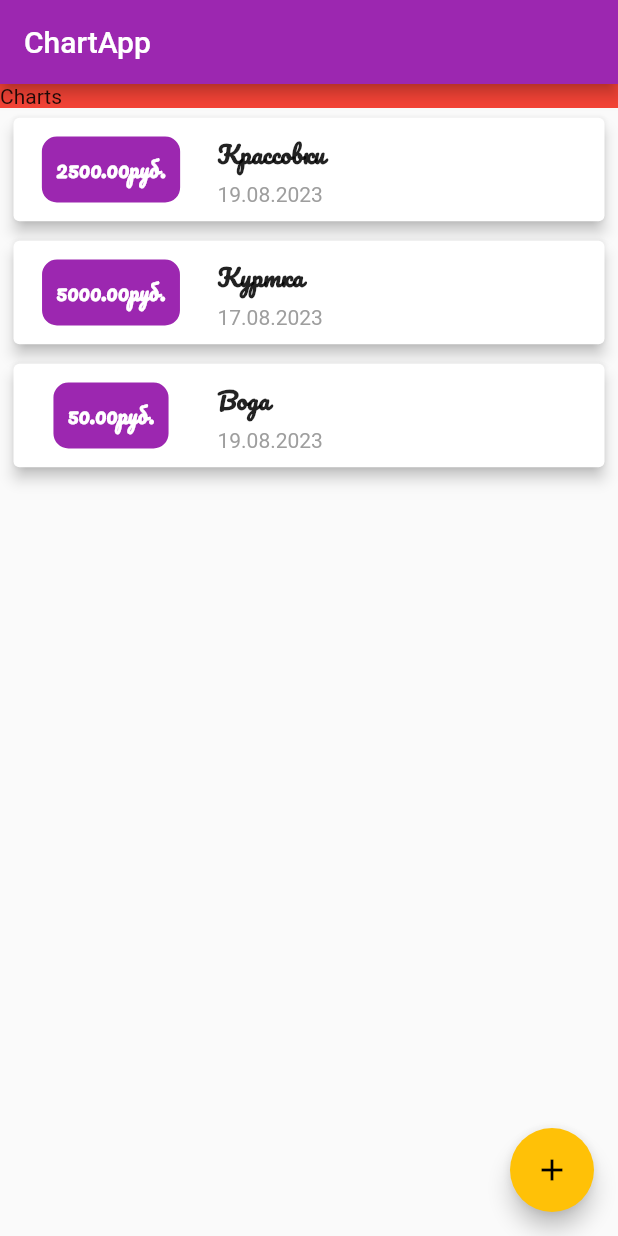
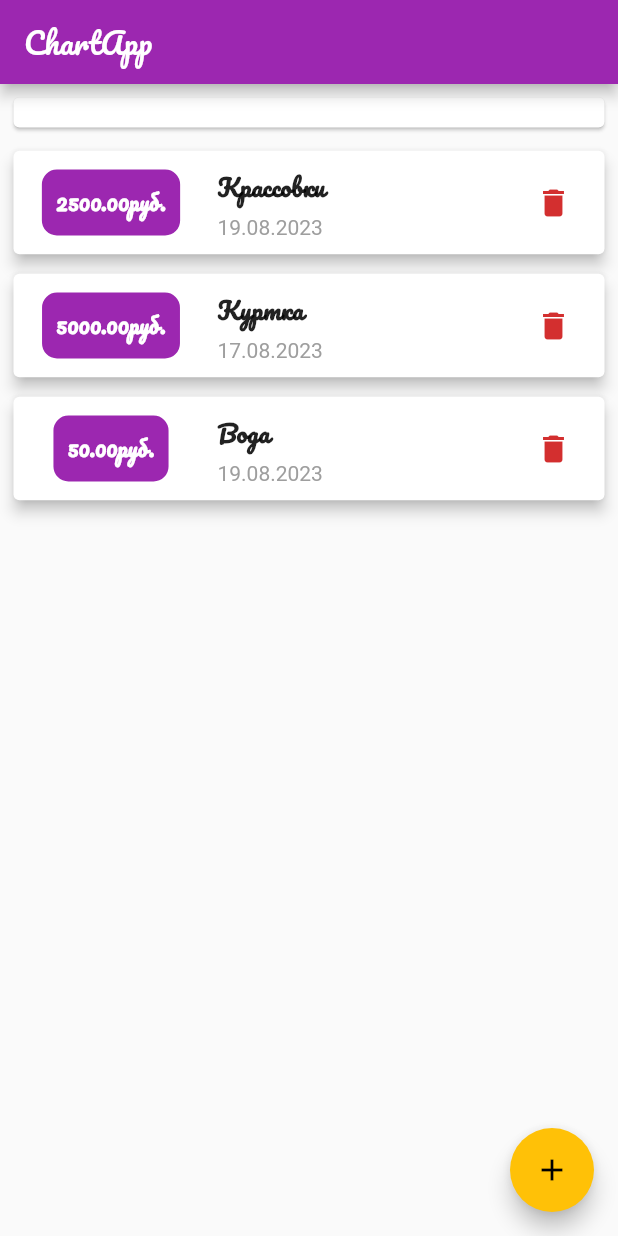
Before and after one commit to Zailabidin/chart_lesson, a Flutter app: the screen it shows after launch, on a phone screen of 412 x 824 dp. Run offline on Flutter 3.47's test engine with Material 2 defaults, Android fonts, the phone set to English and light mode, and no system bars.

Commit message:
chart_app

```diff
--- a/lib/Widgets/charts_list.dart
+++ b/lib/Widgets/charts_list.dart
@@ -6,8 +6,13 @@ class ChartsList extends StatelessWidget {
   @override
   Widget build(BuildContext context) {
     return Container(
-      color: Colors.red,
-      child: Text('Charts'),
+      margin: EdgeInsets.all(5),
+      child: Card(
+        child: Padding(
+          padding: const EdgeInsets.all(10.0),
+          child: Row(),
+        ),
+      ),
     );
   }
 }
--- a/lib/Widgets/tranaction_element.dart
+++ b/lib/Widgets/tranaction_element.dart
@@ -1,3 +1,4 @@
+import 'package:chart_lesson/Block/tranaction_bloc.dart';
 import 'package:chart_lesson/Models/transaction.dart';
 import 'package:flutter/material.dart';
 
@@ -31,11 +32,7 @@ class TranactionElement extends StatelessWidget {
                   child: Text(
                     transaction.count.toStringAsFixed(2) + "руб.",
                     textAlign: TextAlign.center,
-                    style: TextStyle(
-                      fontWeight: FontWeight.w700,
-                      fontFamily: 'Pacifico',
-                      color: Colors.white,
-                    ),
+                    style: Theme.of(context).textTheme.headline1,
                   ),
                 ),
               ),
@@ -61,7 +58,19 @@ class TranactionElement extends StatelessWidget {
                     ),
                   ),
                 ],
-              )
+              ),
+              Expanded(
+                child: Container(),
+              ),
+              IconButton(
+                onPressed: () {
+                  TransactionBloc().deleteTranaction(transaction);
+                },
+                icon: Icon(
+                  Icons.delete,
+                  color: Theme.of(context).errorColor,
+                ),
+              ),
             ],
           ),
         ),
--- a/lib/main.dart
+++ b/lib/main.dart
@@ -22,6 +22,14 @@ class MyApp extends StatelessWidget {
               primary: Colors.purple,
               secondary: Colors.amber,
             ),
+        textTheme: TextTheme(
+          headline1: TextStyle(
+            fontFamily: 'Pacifico',
+            fontWeight: FontWeight.bold,
+            color: Colors.white,
+            fontSize: 14,
+          ),
+        ),
       ),
     );
   }
@@ -39,7 +47,10 @@ class _MyHomePageState extends State<MyHomePage> {
   Widget build(BuildContext context) {
     return Scaffold(
       appBar: AppBar(
-        title: const Text("ChartApp"),
+        title: Text(
+          "ChartApp",
+          style: TextStyle(fontFamily: 'Pacifico'),
+        ),
       ),
       body: Column(
         crossAxisAlignment: CrossAxisAlignment.stretch,
@@ -55,7 +66,7 @@ class _MyHomePageState extends State<MyHomePage> {
             Transaction(name: 'Бутерброд', count: 180, date: '23.08.2023'),
           );
         },
-        child: const Icon(
+        child: Icon(
           Icons.add,
           color: Colors.black,
         ),
```
